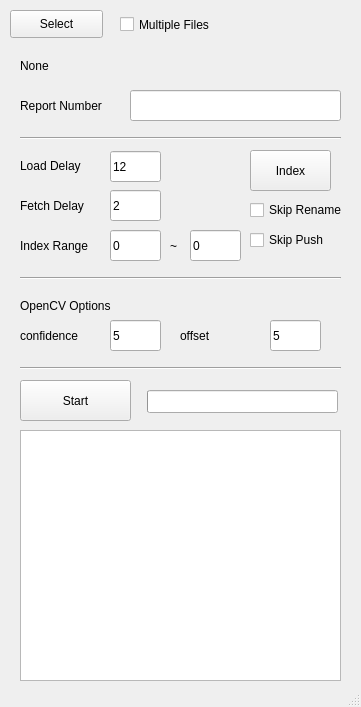
Qt form python38/tis4/tis4.ui (hjoo03/public) before a commit.
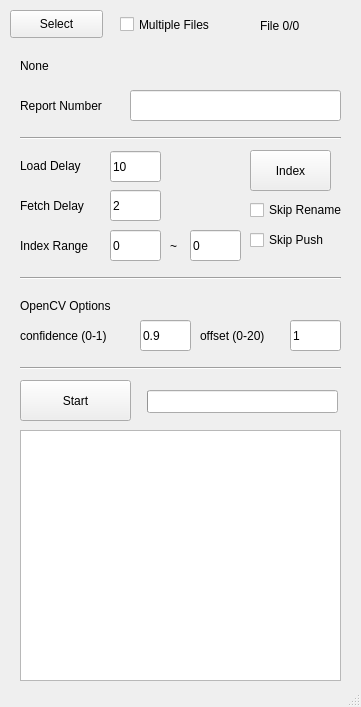
The same form after that commit. Icons and pictures are not drawn.

```diff
--- a/python38/tis4/tis4.ui
+++ b/python38/tis4/tis4.ui
@@ -46,7 +46,7 @@
      </font>
     </property>
     <property name="text">
-     <string>12</string>
+     <string>10</string>
     </property>
    </widget>
    <widget class="QPushButton" name="btn_start">
@@ -354,7 +354,7 @@
    <widget class="QLineEdit" name="le_ocv_offset">
     <property name="geometry">
      <rect>
-      <x>270</x>
+      <x>290</x>
       <y>320</y>
       <width>51</width>
       <height>31</height>
@@ -366,15 +366,15 @@
      </font>
     </property>
     <property name="text">
-     <string>5</string>
+     <string>1</string>
     </property>
    </widget>
    <widget class="QLabel" name="label_7">
     <property name="geometry">
      <rect>
-      <x>180</x>
+      <x>200</x>
       <y>320</y>
-      <width>81</width>
+      <width>91</width>
       <height>31</height>
      </rect>
     </property>
@@ -384,13 +384,13 @@
      </font>
     </property>
     <property name="text">
-     <string>offset</string>
+     <string>offset (0-20)</string>
     </property>
    </widget>
    <widget class="QLineEdit" name="le_ocv_confidence">
     <property name="geometry">
      <rect>
-      <x>110</x>
+      <x>140</x>
       <y>320</y>
       <width>51</width>
       <height>31</height>
@@ -402,7 +402,7 @@
      </font>
     </property>
     <property name="text">
-     <string>5</string>
+     <string>0.9</string>
     </property>
    </widget>
    <widget class="QLabel" name="label_8">
@@ -410,7 +410,7 @@
      <rect>
       <x>20</x>
       <y>320</y>
-      <width>81</width>
+      <width>121</width>
       <height>31</height>
      </rect>
     </property>
@@ -420,7 +420,7 @@
      </font>
     </property>
     <property name="text">
-     <string>confidence</string>
+     <string>confidence (0-1)</string>
     </property>
    </widget>
    <widget class="Line" name="line_3">
@@ -454,6 +454,24 @@
      <string>OpenCV Options</string>
     </property>
    </widget>
+   <widget class="QLabel" name="lb_multifile">
+    <property name="geometry">
+     <rect>
+      <x>260</x>
+      <y>10</y>
+      <width>71</width>
+      <height>31</height>
+     </rect>
+    </property>
+    <property name="font">
+     <font>
+      <pointsize>9</pointsize>
+     </font>
+    </property>
+    <property name="text">
+     <string>File 0/0</string>
+    </property>
+   </widget>
   </widget>
   <widget class="QStatusBar" name="statusbar"/>
  </widget>
```
